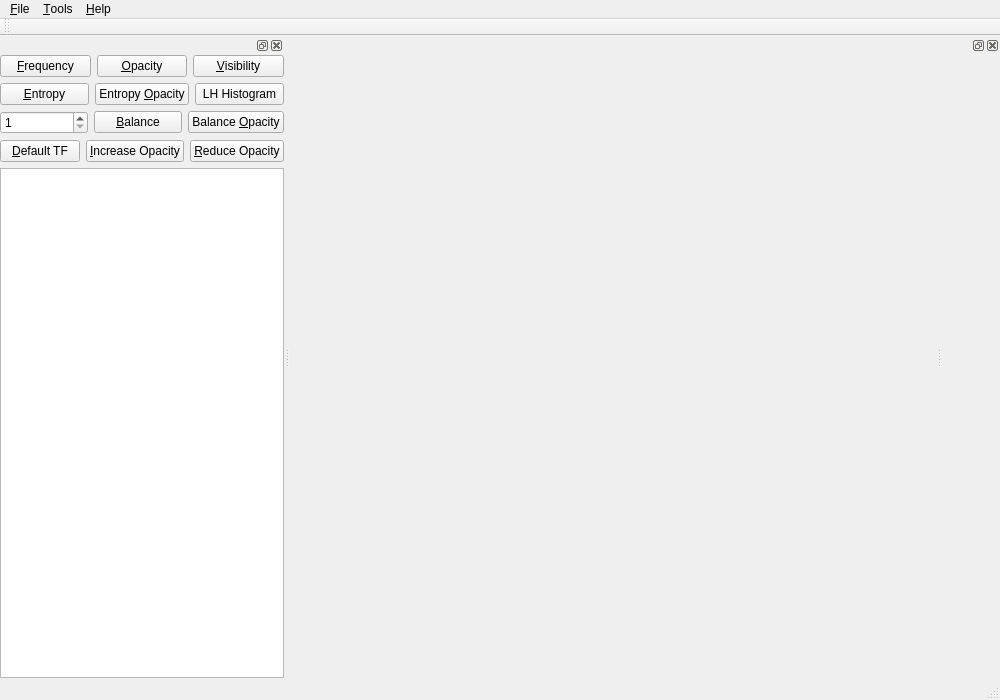
The window that VolumeRenderer/mainwindow.ui (luosz/volume-visualiser) describes before a commit, drawn with Qt 5.
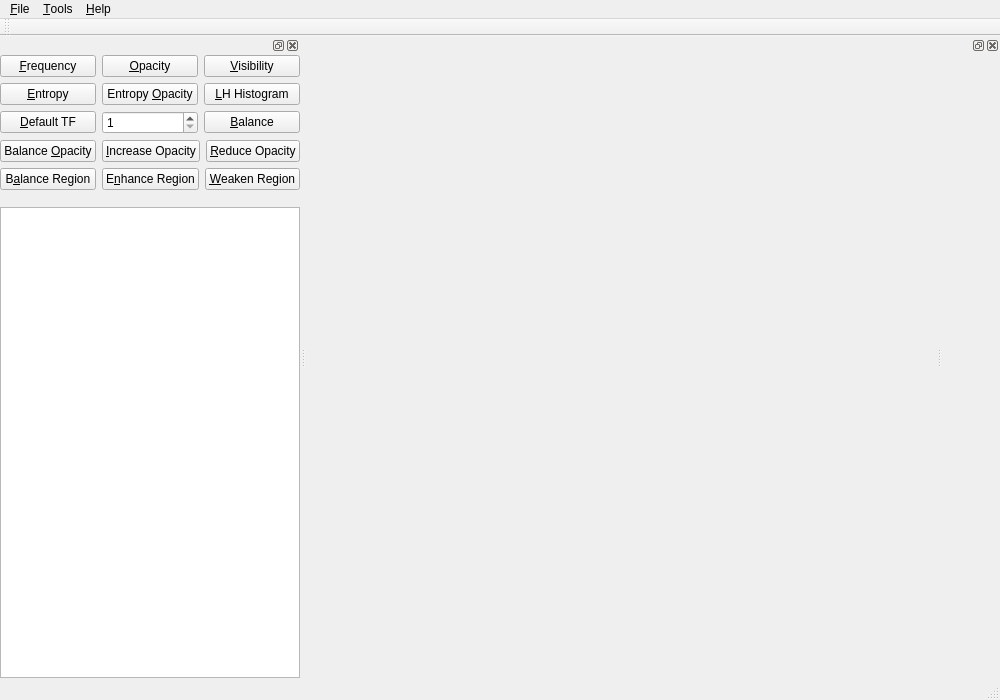
The same window after the commit.

What changed in the file:
```diff
--- a/VolumeRenderer/mainwindow.ui
+++ b/VolumeRenderer/mainwindow.ui
@@ -183,7 +183,7 @@
            <item>
             <widget class="QPushButton" name="lhHistogramButton">
              <property name="text">
-              <string>LH Histogram</string>
+              <string>&amp;LH Histogram</string>
              </property>
             </widget>
            </item>
@@ -194,6 +194,13 @@
            <property name="topMargin">
             <number>0</number>
            </property>
+           <item>
+            <widget class="QPushButton" name="defaultButton">
+             <property name="text">
+              <string>&amp;Default TF</string>
+             </property>
+            </widget>
+           </item>
            <item>
             <widget class="QSpinBox" name="spinBox">
              <property name="minimum">
@@ -214,13 +221,6 @@
              </property>
             </widget>
            </item>
-           <item>
-            <widget class="QPushButton" name="balanceEntropyButton">
-             <property name="text">
-              <string>Balance &amp;Opacity</string>
-             </property>
-            </widget>
-           </item>
           </layout>
          </item>
          <item>
@@ -229,9 +229,9 @@
             <number>0</number>
            </property>
            <item>
-            <widget class="QPushButton" name="defaultButton">
+            <widget class="QPushButton" name="balanceOpacityButton">
              <property name="text">
-              <string>&amp;Default TF</string>
+              <string>Balance &amp;Opacity</string>
              </property>
             </widget>
            </item>
@@ -251,6 +251,34 @@
            </item>
           </layout>
          </item>
+         <item>
+          <layout class="QHBoxLayout" name="horizontalLayout_8">
+           <property name="bottomMargin">
+            <number>11</number>
+           </property>
+           <item>
+            <widget class="QPushButton" name="balanceRegionButton">
+             <property name="text">
+              <string>B&amp;alance Region</string>
+             </property>
+            </widget>
+           </item>
+           <item>
+            <widget class="QPushButton" name="enhanceRegionButton">
+             <property name="text">
+              <string>E&amp;nhance Region</string>
+             </property>
+            </widget>
+           </item>
+           <item>
+            <widget class="QPushButton" name="weakenRegionButton">
+             <property name="text">
+              <string>&amp;Weaken Region</string>
+             </property>
+            </widget>
+           </item>
+          </layout>
+         </item>
         </layout>
        </item>
        <item>
```
Left out of the diff: 8 changed lines with no effect on the pictures.
